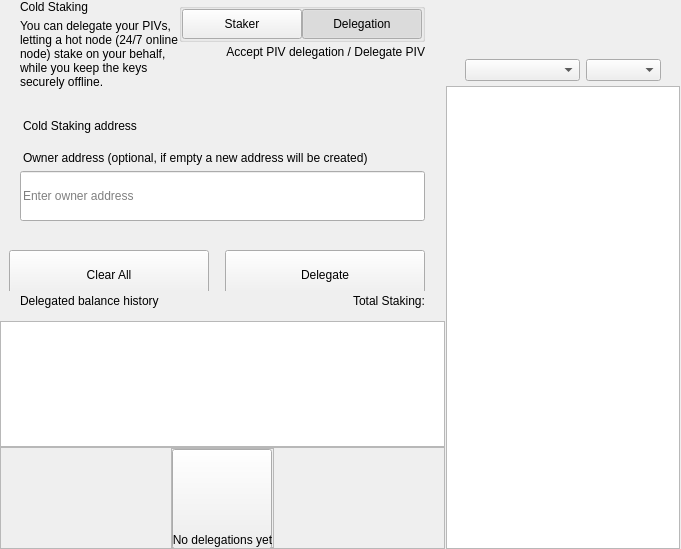
Qt form src/qt/pivx/forms/coldstakingwidget.ui (Euno/eunowallet) before a commit.
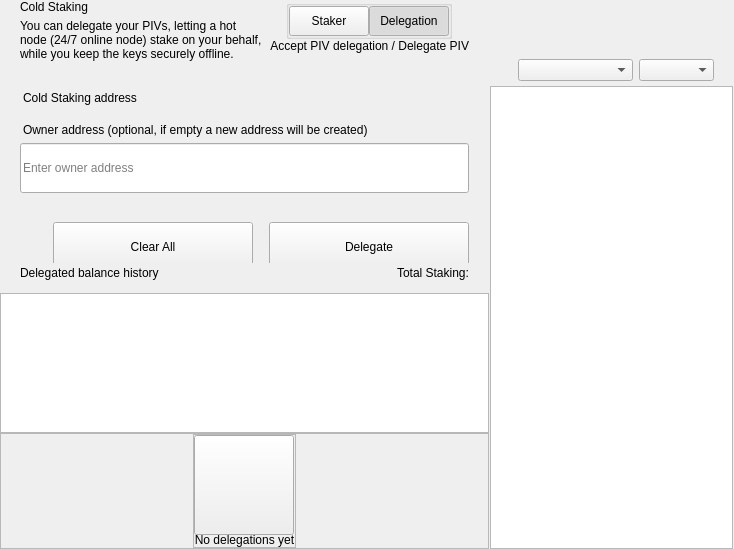
The same form after that commit. Custom widgets are drawn as their Qt base class.

What changed in the file:
```diff
--- a/src/qt/pivx/forms/coldstakingwidget.ui
+++ b/src/qt/pivx/forms/coldstakingwidget.ui
@@ -6,7 +6,7 @@
    <rect>
     <x>0</x>
     <y>0</y>
-    <width>629</width>
+    <width>734</width>
     <height>549</height>
    </rect>
   </property>
@@ -71,7 +71,7 @@
             <property name="maximumSize">
              <size>
               <width>16777215</width>
-              <height>100</height>
+              <height>200</height>
              </size>
             </property>
             <layout class="QHBoxLayout" name="containerTitleLayout">
@@ -176,13 +176,13 @@
                     <widget class="QPushButton" name="pushLeft">
                      <property name="minimumSize">
                       <size>
-                       <width>120</width>
+                       <width>0</width>
                        <height>30</height>
                       </size>
                      </property>
                      <property name="maximumSize">
                       <size>
-                       <width>120</width>
+                       <width>300</width>
                        <height>30</height>
                       </size>
                      </property>
@@ -204,13 +204,13 @@
                     <widget class="QPushButton" name="pushRight">
                      <property name="minimumSize">
                       <size>
-                       <width>120</width>
+                       <width>0</width>
                        <height>30</height>
                       </size>
                      </property>
                      <property name="maximumSize">
                       <size>
-                       <width>120</width>
+                       <width>300</width>
                        <height>30</height>
                       </size>
                      </property>
```
